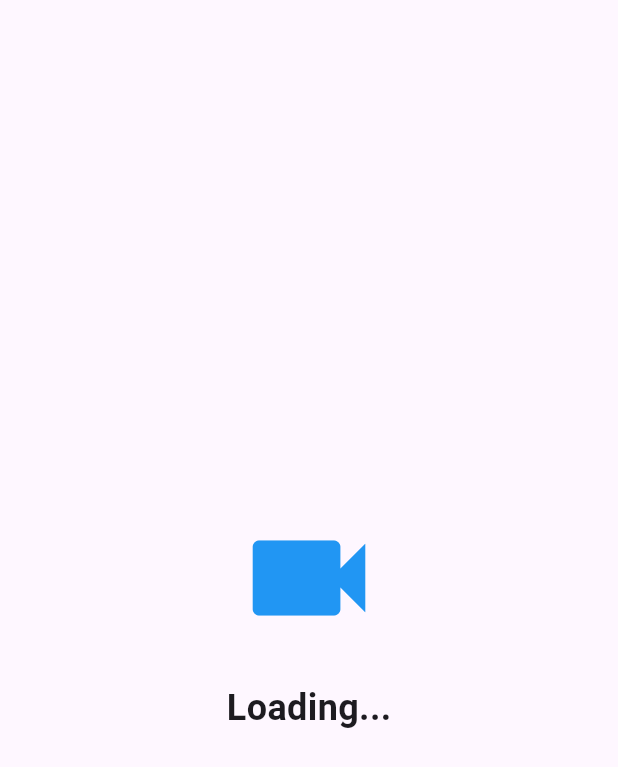
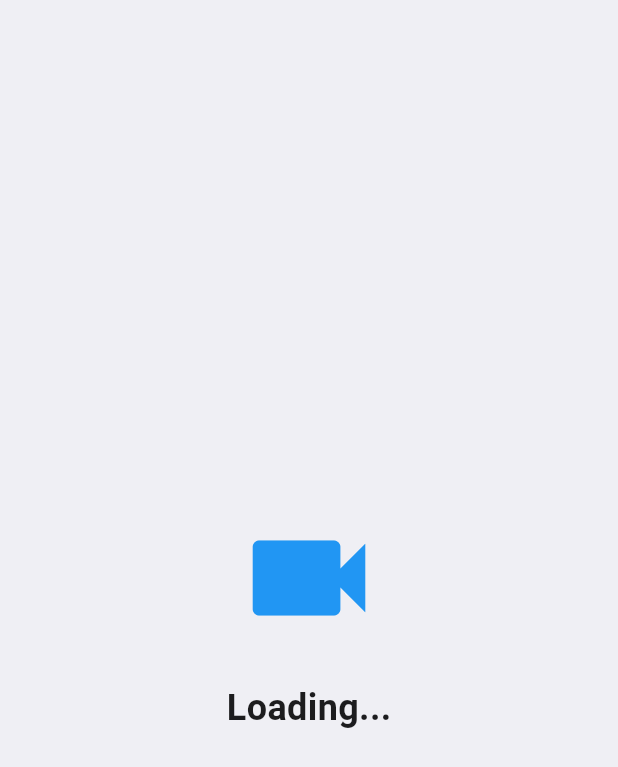
Before and after one commit to jLemmings/WODRepLog, a Flutter app: the first screen one second after launch, on a phone screen of 412 x 824 dp. Shown: the top 767 px of the screen. Run offline on Flutter 3.47's test engine with Material 3 defaults, Android fonts, the phone set to English and light mode, and no system bars; our stand-ins replace audioplayers, camera, gallery_saver.

Commit message:
add colors

```diff
--- a/lib/main.dart
+++ b/lib/main.dart
@@ -1,6 +1,6 @@
 import 'package:camera/camera.dart';
 import 'package:flutter/material.dart';
-import 'splash_screen.dart'; // Import the SplashScreen
+import 'splash_screen.dart';
 
 void main() async {
   WidgetsFlutterBinding.ensureInitialized();
@@ -20,7 +20,32 @@ class MyApp extends StatelessWidget {
     return MaterialApp(
       title: 'Video Recorder App',
       theme: ThemeData(
-        primarySwatch: Colors.blue,
+        // Primary color scheme
+        primaryColor: const Color(0xFF1C1C1E), // Dark Charcoal
+        scaffoldBackgroundColor: const Color(0xFFEFEFF4), // Soft White
+
+        // Color scheme with secondary and tertiary colors
+        colorScheme: ColorScheme.fromSwatch(
+          primarySwatch: Colors.blue,
+          accentColor: const Color(0xFF007AFF), // Electric Blue
+        ).copyWith(
+          secondary: const Color(0xFF32FF7E), // Neon Green
+          tertiary: const Color(0xFFFF9500), // Fiery Orange
+          error: const Color(0xFFFF3B30), // Crimson Red
+          primary: const Color(0xFF1C1C1E), // Dark Charcoal
+        ),
+
+        // Text theme
+        textTheme: const TextTheme(
+          bodyLarge: TextStyle(color: Color(0xFF8E8E93)), // Cool Gray
+          bodyMedium: TextStyle(color: Color(0xFF1C1C1E)), // Dark Charcoal
+        ),
+
+        // Button styling
+        buttonTheme: const ButtonThemeData(
+          buttonColor: Color(0xFF007AFF), // Electric Blue for buttons
+          textTheme: ButtonTextTheme.primary,
+        ),
       ),
       // Start with the SplashScreen
       home: SplashScreen(camera: camera),
```
